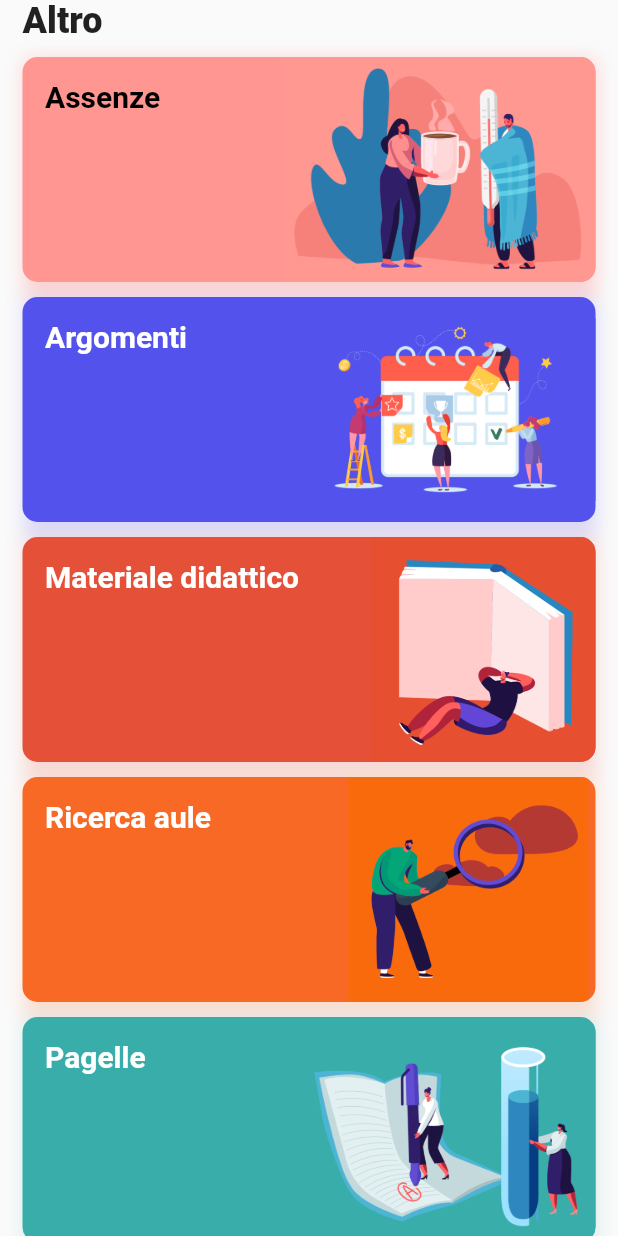
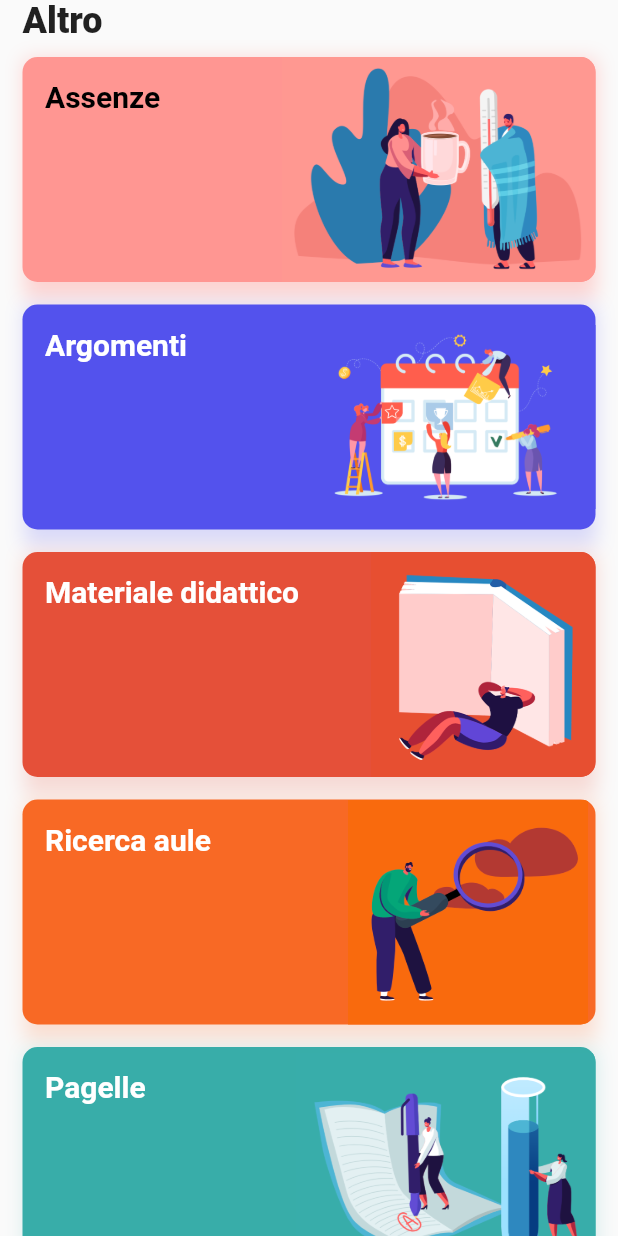
Before and after one commit to is-sobrero/mySobrero, a Flutter app: the AltroView widget shown alone on an empty page, opened directly with empty values, on a phone screen of 412 x 824 dp. Run offline on Flutter 3.47's test engine with Material 2 defaults, Android fonts, the phone set to English and light mode, and no system bars; drawn by our look-alikes of waterfall_flow; our stand-ins replace auto_size_text, cached_network_image, cloud_firestore, expandable, firebase_analytics, firebase_crashlytics and 11 more; missing offline and left inert: cuberto_bottom_bar, flutter_custom_tabs, flutter_statusbarcolor, launch_review, route_transitions; accounts and stored records are empty.

```diff
--- a/lib/altro.dart
+++ b/lib/altro.dart
@@ -1,6 +1,7 @@
 import 'package:flutter/material.dart';
 import 'package:mySobrero/pagelle.dart';
 import 'package:mySobrero/ricercaaule.dart';
+import 'package:waterfall_flow/waterfall_flow.dart';
 import 'reapi2.dart';
 import 'assenze.dart';
 import 'argomenti.dart';
@@ -27,7 +28,10 @@ class _AltroView extends State<AltroView> with AutomaticKeepAliveClientMixin<Alt
 
   @override
   Widget build(BuildContext context) {
+    int columnCount = MediaQuery.of(context).size.width > 550 ? 2 : 1;
     return SingleChildScrollView(
+        child: SafeArea(
+          top: false,
           child: Column(
       crossAxisAlignment: CrossAxisAlignment.start,
       children: <Widget>[
@@ -46,6 +50,11 @@ class _AltroView extends State<AltroView> with AutomaticKeepAliveClientMixin<Alt
                     ),
                   ),
                 ),
+                WaterfallFlow.count(
+                  primary: false,
+                  shrinkWrap: true,
+                  crossAxisCount: columnCount,
+                  children: <Widget>[
                     GestureDetector(
                       onTap: () {
                         Navigator.push(context, MaterialPageRoute(builder: (_) {
@@ -283,6 +292,7 @@ class _AltroView extends State<AltroView> with AutomaticKeepAliveClientMixin<Alt
                                   Image.asset(
                                     "assets/images/pagelle.png",
                                     height: 150,
+                                    fit: BoxFit.fitWidth,
                                     width: 200,
                                   )
                                 ],
@@ -291,9 +301,15 @@ class _AltroView extends State<AltroView> with AutomaticKeepAliveClientMixin<Alt
                       ),
                     )
                   ],
+                  crossAxisSpacing: 10,
+                  mainAxisSpacing: 5,
+                )
+
+              ],
             ),
           ),
       ],
+    ),
         ));
   }
 }
--- a/lib/comunicazioni.dart
+++ b/lib/comunicazioni.dart
@@ -90,8 +90,10 @@ class _ComunicazioniView extends State<ComunicazioniView> with AutomaticKeepAliv
   @override
   Widget build(BuildContext context) {
     int columnCount = MediaQuery.of(context).size.width > 550 ? 2 : 1;
-    columnCount = MediaQuery.of(context).size.width > 800 ? 3 : columnCount;
+    columnCount = MediaQuery.of(context).size.width > 900 ? 3 : columnCount;
     return SingleChildScrollView(
+        child: SafeArea(
+          top: false,
           child: Column(
       crossAxisAlignment: CrossAxisAlignment.start,
       children: <Widget>[
@@ -110,7 +112,6 @@ class _ComunicazioniView extends State<ComunicazioniView> with AutomaticKeepAliv
                     ),
                   ),
                 ),
-              //Column(children: generaComunicazioni())
                 WaterfallFlow.builder(
                   primary: false,
                   shrinkWrap: true,
@@ -131,6 +132,7 @@ class _ComunicazioniView extends State<ComunicazioniView> with AutomaticKeepAliv
             ),
           ),
       ],
+    ),
         ));
   }
 }
--- a/lib/voti.dart
+++ b/lib/voti.dart
@@ -354,7 +354,7 @@ class _VotiView extends State<VotiView> with AutomaticKeepAliveClientMixin<VotiV
     ];
     bool isWide = MediaQuery.of(context).size.width > 500;
     int columnCount = MediaQuery.of(context).size.width > 550 ? 2 : 1;
-    columnCount = MediaQuery.of(context).size.width > 800 ? 3 : columnCount;
+    columnCount = MediaQuery.of(context).size.width > 900 ? 3 : columnCount;
     List<Voti> currentVoti;
     List<Voti> periodoSelezionato = selezionePeriodo == 0 ? voti1q : voti2q;
     if (filterIndex == 0) currentVoti = periodoSelezionato;
--- a/pubspec.yaml
+++ b/pubspec.yaml
@@ -46,6 +46,7 @@ dependencies:
   percent_indicator: ^2.1.1
   flutter_spinkit: ^4.1.2
   waterfall_flow: ^0.1.3
+  route_transitions: ^1.0.2
 
   flutter:
     sdk: flutter
```
Also changed, not shown: lib/home.dart (+6 -10 lines), lib/mainview.dart (+82 -5 lines), pubspec.lock. Lines whose indentation alone changed are shown as unchanged.
